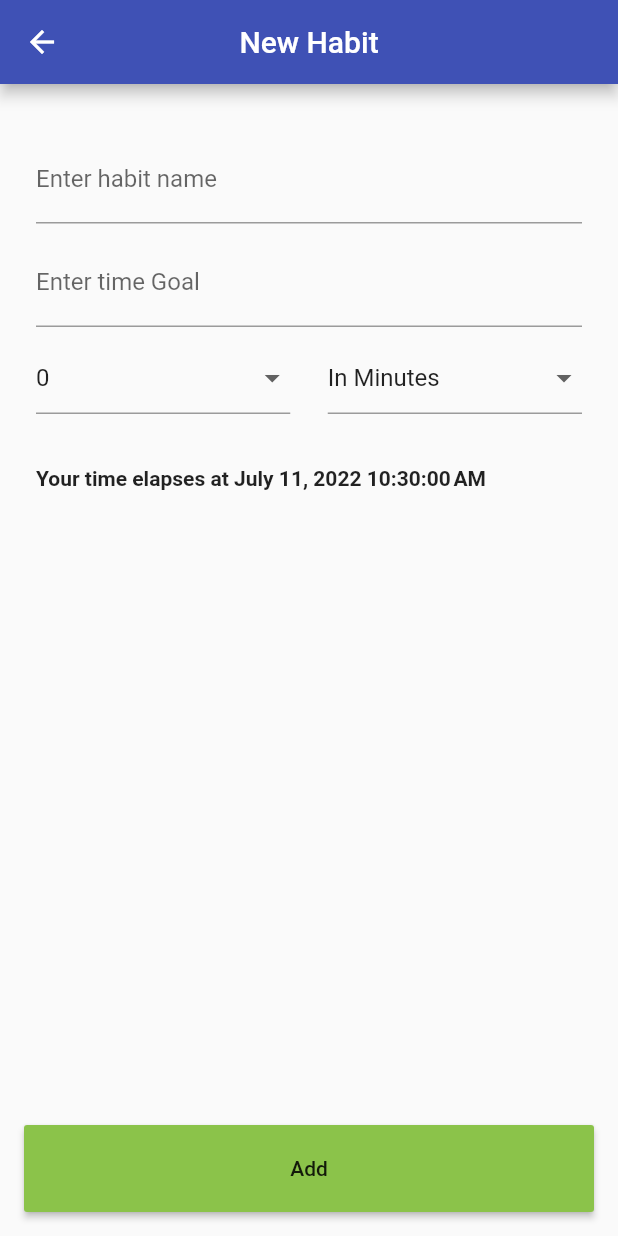
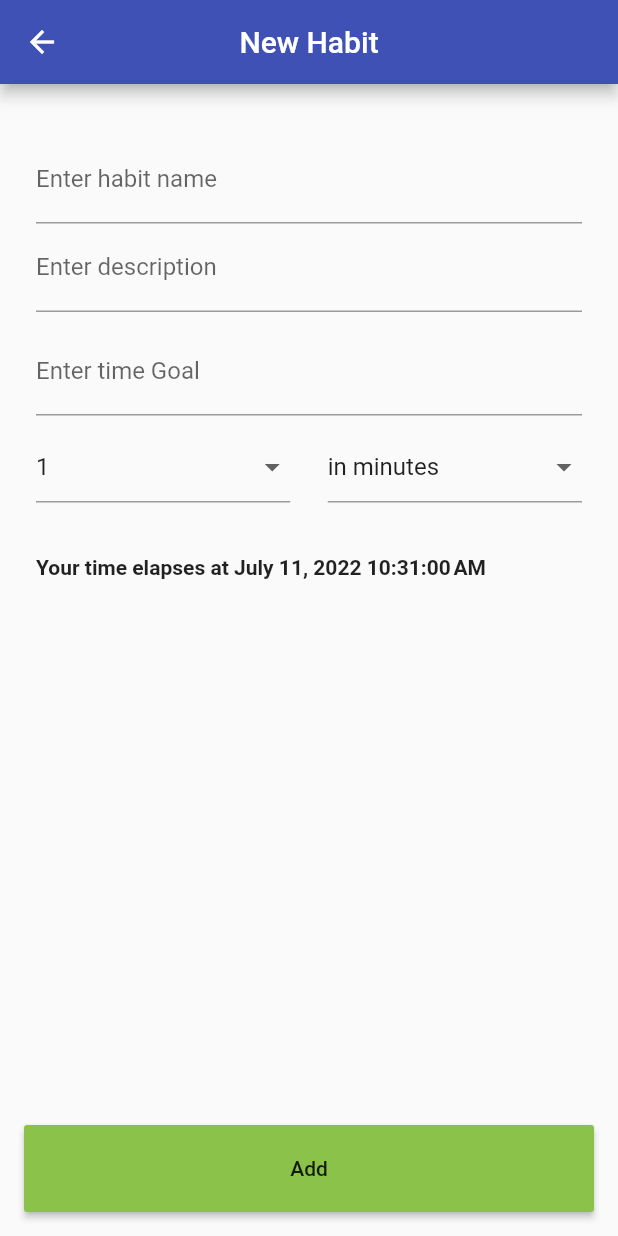
Before and after one commit to austinevick/Habit-tracker, a Flutter app: the AddNewHabitScreen screen opened directly, on a phone screen of 412 x 824 dp. Run offline on Flutter 3.47's test engine with Material 2 defaults, Android fonts, the phone set to English and light mode, and no system bars; our stand-ins replace awesome_notifications, flutter_local_notifications, percent_indicator.

Commit message:
new file:   lib/database/habit_tracker_db.dart 	modified:   lib/main.dart 	modified:   lib/model/habit_model.dart 	new file:   lib/provider/habit_tracker_provider.dart 	modified:   lib/screen/add_new_habit_screen.dart 	modified:   lib/screen/habit_tracker_screen.dart 	new file:   lib/widget/count_down_timer.dart 	renamed:    lib/custom_modal_bottom_sheet.dart -> lib/widget/custom_modal_bottom_sheet.dart 	modified:   lib/widget/habit_list_tile.dart 	modified:   macos/Flutter/GeneratedPluginRegistrant.swift 	modified:   pubspec.lock 	modified:   pubspec.yaml

```diff
--- a/lib/model/habit_model.dart
+++ b/lib/model/habit_model.dart
@@ -6,8 +6,10 @@ class HabitModel {
   bool habitStarted;
   final String? durationString;
   final Duration? duration;
+  final String? description;
   HabitModel({
     this.name,
+    this.description,
     required this.timeSpent,
     required this.timeGoal,
     this.startedAt,
@@ -16,5 +18,3 @@ class HabitModel {
     this.habitStarted = false,
   });
 }
-
-final habits = <HabitModel>[];
--- /dev/null
+++ b/lib/provider/habit_tracker_provider.dart
@@ -0,0 +1 @@
+class HabitTrackerProvider {}
--- a/lib/screen/add_new_habit_screen.dart
+++ b/lib/screen/add_new_habit_screen.dart
@@ -11,30 +11,21 @@ class AddNewHabitScreen extends StatefulWidget {
 }
 
 class _AddNewHabitScreenState extends State<AddNewHabitScreen> {
-  String selectedValue = 'In Minutes';
-  final value = <String>['In Minutes', 'In Hours', 'In Days', 'In Seconds'];
+  String selectedValue = 'in minutes';
+  final value = <String>['in minutes', 'in hours', 'in days'];
   final name = TextEditingController();
   final timeSpent = TextEditingController();
+  final description = TextEditingController();
   final timeGoal = TextEditingController();
-  int countDown = 0;
+  int countDown = 1;
 
   Duration duration() {
-    if (selectedValue == value[0]) {
-      return Duration(
-        minutes: countDown,
-      );
-    } else if (selectedValue == value[1]) {
-      return Duration(
-        hours: countDown,
-      );
-    } else if (selectedValue == value[2]) {
-      return Duration(
-        days: countDown,
-      );
-    } else if (selectedValue == value[2]) {
-      return Duration(
-        seconds: countDown,
-      );
+    if (selectedValue == 'in minutes') {
+      return Duration(minutes: countDown);
+    } else if (selectedValue == 'in hours') {
+      return Duration(hours: countDown);
+    } else if (selectedValue == 'in days') {
+      return Duration(days: countDown);
     }
     return const Duration();
   }
@@ -68,6 +59,15 @@ class _AddNewHabitScreenState extends State<AddNewHabitScreen> {
                         controller: name,
                         decoration: const InputDecoration(
                             labelText: 'Enter habit name'),
+                      ),
+                      TextFormField(
+                        cursorColor: Colors.black,
+                        cursorWidth: 1,
+                        validator: (val) =>
+                            val!.isEmpty ? 'field is required' : null,
+                        controller: description,
+                        decoration: const InputDecoration(
+                            labelText: 'Enter description'),
                       ),
                       const SizedBox(height: 10),
                       TextFormField(
@@ -126,16 +126,15 @@ class _AddNewHabitScreenState extends State<AddNewHabitScreen> {
               onPressed: () {
                 var t = DateTime.now().add(duration());
                 print(t);
-                Navigator.of(context).pop();
                 final habit = HabitModel(
-                    name: name.text,
+                    name: "${name.text} $selectedValue",
                     duration: duration(),
                     startedAt: DateTime.now(),
                     timeSpent: 0,
+                    description: description.text,
                     timeGoal: int.parse(timeGoal.text));
-                setState(() {
-                  habits.add(habit);
-                });
+
+                Navigator.of(context).pop(habit);
 
                 showSnackbar(context, t.toString());
               },
--- a/pubspec.yaml
+++ b/pubspec.yaml
@@ -19,6 +19,9 @@ dependencies:
   intl: ^0.17.0
   mobility_features: ^3.1.0
   percent_indicator: ^4.2.0
+  flutter_local_notifications: ^9.7.0
+  sqflite: ^2.0.3
+  path: ^1.8.1
 
 dev_dependencies:
 
```
Also changed, not shown: lib/database/habit_tracker_db.dart (added, +54 -0 lines), lib/main.dart (+57 -1 lines), lib/screen/habit_tracker_screen.dart (+48 -15 lines), lib/widget/count_down_timer.dart (added, +110 -0 lines), lib/widget/habit_list_tile.dart (+34 -6 lines), lib/widget/custom_modal_bottom_sheet.dart (renamed from lib/custom_modal_bottom_sheet.dart), pubspec.lock, 1 other file.
